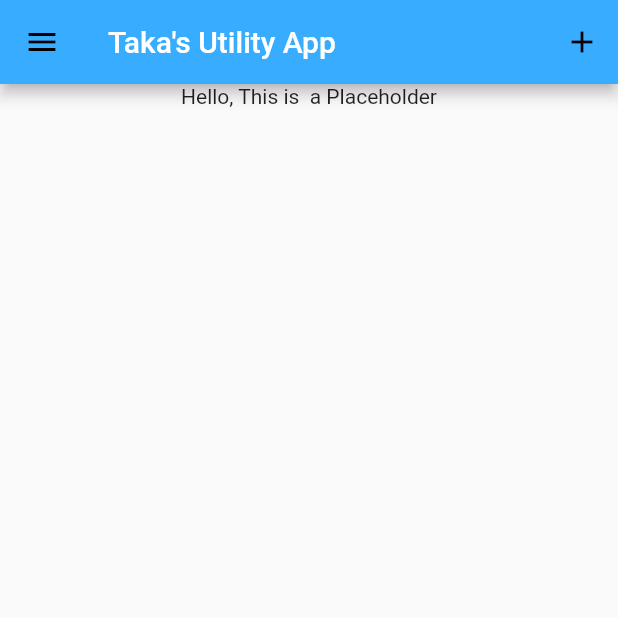
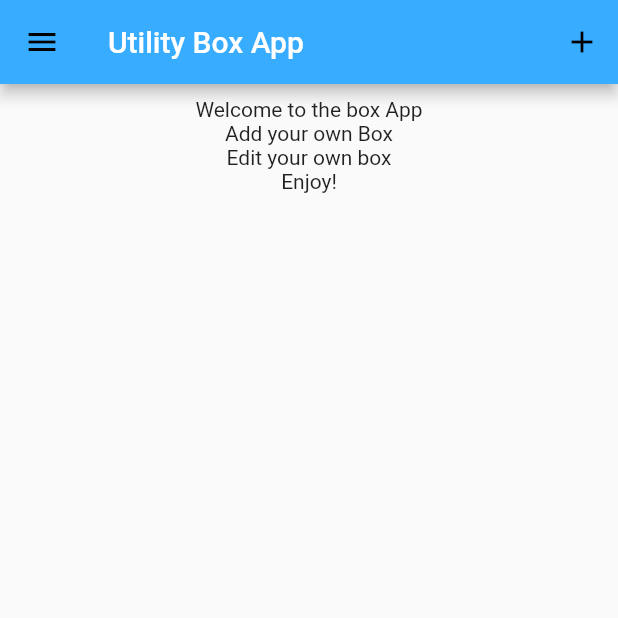
Before and after one commit to tkShir/Utility-Box, a Flutter app: the screen it shows after launch, on a phone screen of 412 x 824 dp, the top half of it. Run offline on Flutter 3.47's test engine with Material 2 defaults, Android fonts, the light colour scheme and no system bars; our stand-ins replace shared_preferences; missing offline and left inert: flutter_material_color_picker.

Commit message:
edit labels to generalize and adjust code to fix minor issue

```diff
--- a/util_box_app/lib/screens/home.dart
+++ b/util_box_app/lib/screens/home.dart
@@ -55,12 +55,21 @@ class _HomePageState extends State<HomePage> {
 
   @override
   Widget build(BuildContext context) {
-    final boxData = Provider.of<BoxInfoProvider>(context);
-    final List<BoxInfo> _exampleBoxInfo = boxData.boxInfos;
+    final BoxInfoProvider boxData = Provider.of<BoxInfoProvider>(context);
+    List<BoxInfo> _boxInfo = boxData.boxInfos;
+
+    if (!boxData.loadedBoxes) {
+      boxData.toggleLoadedBox();
+      boxData.loadAllBoxes().then((bool value) {
+        setState(() {
+          _boxInfo = boxData.boxInfos;
+        });
+      });
+    }
 
     double deviceHeight = MediaQuery.of(context).size.height;
     return Scaffold(
-      drawer: buildSideDrawer(context),
+      drawer: buildSideDrawer(context, boxData),
       appBar: AppBar(
         actions: <Widget>[
           IconButton(
@@ -72,22 +81,27 @@ class _HomePageState extends State<HomePage> {
         ],
         backgroundColor: Theme.of(context).primaryColor,
         title: Text(
-          "Taka's Utility App",
+          "Utility Box App",
           style: TextStyle(color: Colors.white),
         ),
       ),
       body: Column(
         children: [
           Container(
-            height: deviceHeight * 0.2,
-            child: Text("Hello, This is  a Placeholder"),
+            height: deviceHeight * 0.1,
+            child: Center(
+              child: Text(
+                "Welcome to the box App\nAdd your own Box\nEdit your own box\nEnjoy!",
+                textAlign: TextAlign.center,
+              ),
+            ),
           ),
           Expanded(
             child: _isEmergency
                 ? Center(
                     child: Text("EMERGENCY MODE"),
                   )
-                : BoxLayout(_exampleBoxInfo),
+                : BoxLayout(_boxInfo),
           ),
         ],
       ),
```
